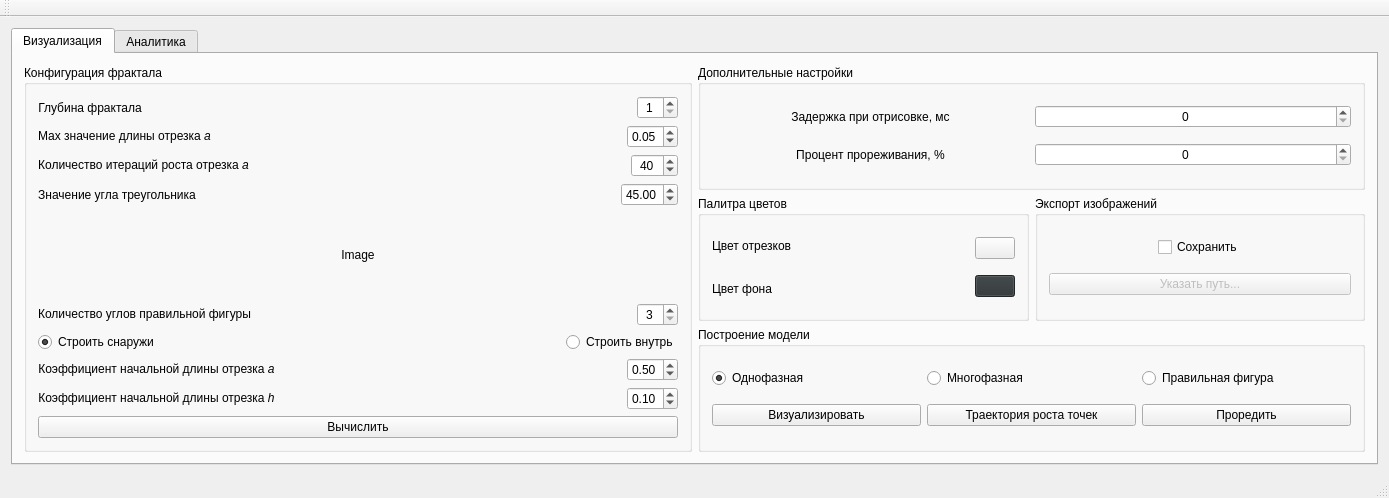
teploff/fractal_growth, file ui/static/main.ui: the form before one commit.
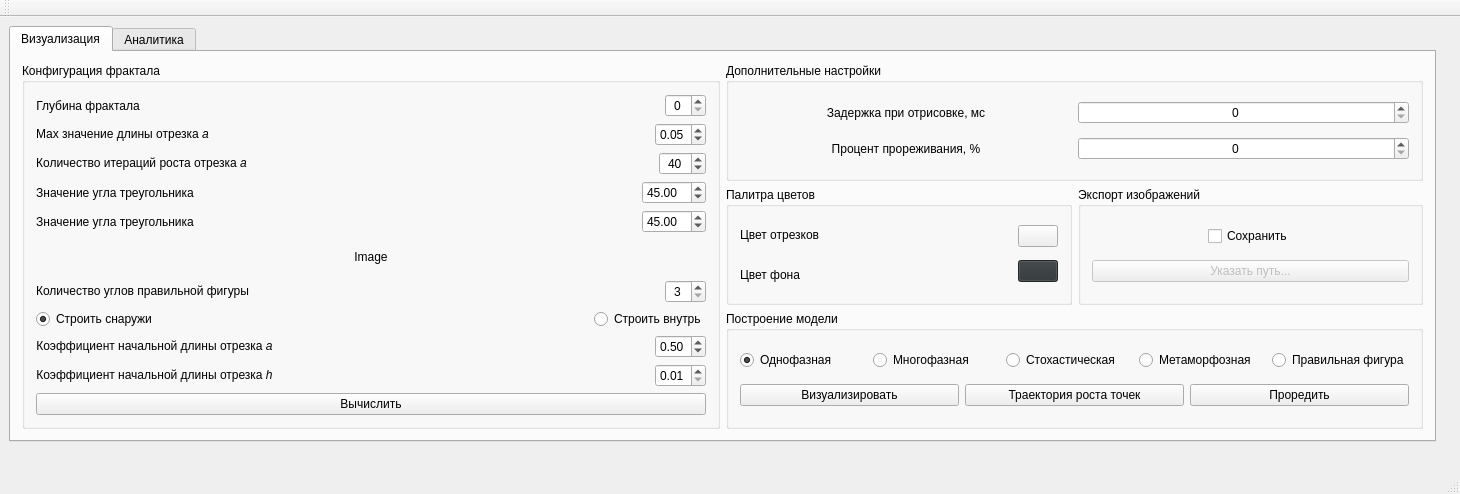
The form after the commit.

```diff
--- a/ui/static/main.ui
+++ b/ui/static/main.ui
@@ -6,8 +6,8 @@
    <rect>
     <x>0</x>
     <y>0</y>
-    <width>1389</width>
-    <height>498</height>
+    <width>1460</width>
+    <height>494</height>
    </rect>
   </property>
   <property name="sizePolicy">
@@ -20,9 +20,15 @@
    <string>Фрактальная структура - Кривая Коха</string>
   </property>
   <widget class="QWidget" name="centralWidget">
-   <layout class="QHBoxLayout" name="horizontalLayout_25">
-    <item>
      <widget class="QTabWidget" name="tabWidget">
+    <property name="geometry">
+     <rect>
+      <x>9</x>
+      <y>9</y>
+      <width>1427</width>
+      <height>416</height>
+     </rect>
+    </property>
       <property name="currentIndex">
        <number>0</number>
       </property>
@@ -71,11 +77,14 @@
                 <set>Qt::AlignCenter</set>
                </property>
                <property name="minimum">
-                <number>1</number>
+              <number>0</number>
                </property>
                <property name="maximum">
                 <number>10</number>
                </property>
+             <property name="value">
+              <number>0</number>
+             </property>
               </widget>
              </item>
             </layout>
@@ -203,7 +212,50 @@
                 <double>1.000000000000000</double>
                </property>
                <property name="maximum">
-                <double>89.000000000000000</double>
+              <double>178.000000000000000</double>
+             </property>
+             <property name="singleStep">
+              <double>0.100000000000000</double>
+             </property>
+             <property name="value">
+              <double>45.000000000000000</double>
+             </property>
+            </widget>
+           </item>
+          </layout>
+         </item>
+         <item>
+          <layout class="QHBoxLayout" name="horizontalLayout_30">
+           <item>
+            <widget class="QLabel" name="label_10">
+             <property name="text">
+              <string>Значение угла треугольника</string>
+             </property>
+             <property name="alignment">
+              <set>Qt::AlignCenter</set>
+             </property>
+            </widget>
+           </item>
+           <item>
+            <spacer name="horizontalSpacer_24">
+             <property name="orientation">
+              <enum>Qt::Horizontal</enum>
+             </property>
+             <property name="sizeHint" stdset="0">
+              <size>
+               <width>13</width>
+               <height>20</height>
+              </size>
+             </property>
+            </spacer>
+           </item>
+           <item>
+            <widget class="QDoubleSpinBox" name="dsb_angle_for_metamorphosis">
+             <property name="minimum">
+              <double>1.000000000000000</double>
+             </property>
+             <property name="maximum">
+              <double>178.000000000000000</double>
                </property>
                <property name="singleStep">
                 <double>0.100000000000000</double>
@@ -400,7 +452,7 @@
                   <double>0.010000000000000</double>
                  </property>
                  <property name="value">
-                  <double>0.100000000000000</double>
+                <double>0.010000000000000</double>
                  </property>
                 </widget>
                </item>
@@ -645,6 +697,20 @@
                  </property>
                 </widget>
                </item>
+             <item>
+              <widget class="QRadioButton" name="rb_stochastic">
+               <property name="text">
+                <string>Стохастическая</string>
+               </property>
+              </widget>
+             </item>
+             <item>
+              <widget class="QRadioButton" name="rb_metamorphosis">
+               <property name="text">
+                <string>Метаморфозная</string>
+               </property>
+              </widget>
+             </item>
                <item>
                 <widget class="QRadioButton" name="rb_regular_polygon">
                  <property name="text">
@@ -692,7 +758,7 @@
        </attribute>
        <layout class="QVBoxLayout" name="verticalLayout_12">
         <item>
-         <layout class="QHBoxLayout" name="horizontalLayout_16">
+       <layout class="QHBoxLayout" name="horizontalLayout_25">
           <item>
            <widget class="QGroupBox" name="groupBox_7">
             <property name="title">
@@ -1079,8 +1145,6 @@
        </layout>
       </widget>
      </widget>
-    </item>
-   </layout>
   </widget>
   <widget class="QMenuBar" name="menuBar">
    <property name="geometry">
```
Left out of the diff: 33 changed lines with no effect on the pictures. Lines whose indentation alone changed are shown as unchanged.
